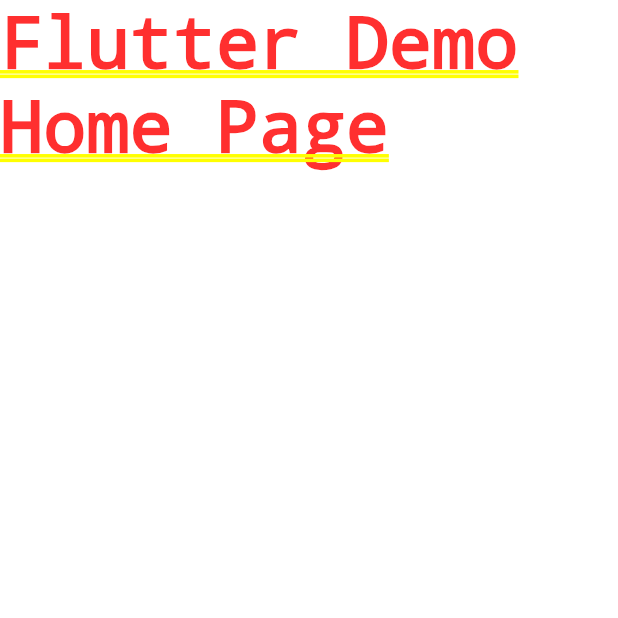
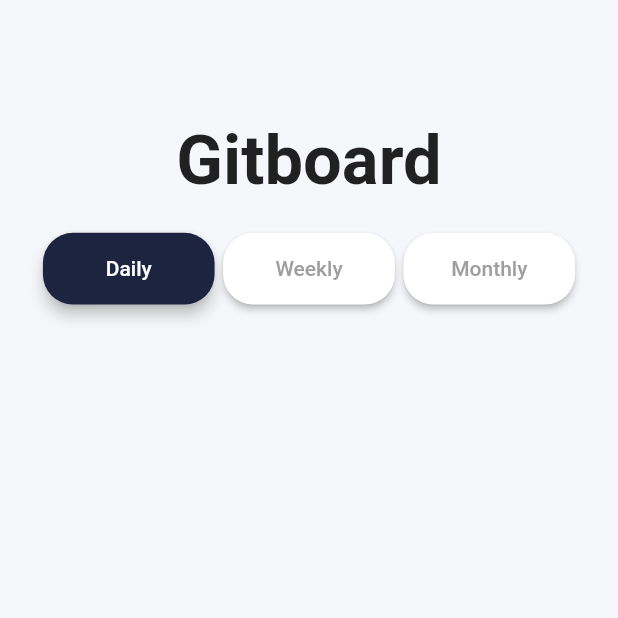
Before and after one commit to bhtri/flutter-github-trending, a Flutter app: the screen it shows after launch, on a phone screen of 412 x 824 dp, the top half of it. Run offline on Flutter 3.47's test engine with Material 2 defaults, Android fonts, the light colour scheme and no system bars; our stand-ins replace dio, flutter_screenutil, rxdart.

Commit message:
➕ ui
chart screen

```diff
--- a/lib/main.dart
+++ b/lib/main.dart
@@ -1,4 +1,5 @@
 import 'package:flutter/material.dart';
+import 'package:gittrend/screens/chart_screen.dart';
 
 void main() {
   runApp(MyApp());
@@ -9,11 +10,9 @@
   @override
   Widget build(BuildContext context) {
     return MaterialApp(
-      title: 'Flutter Demo',
-      theme: ThemeData(
-        primarySwatch: Colors.blue,
-      ),
-      home: Text('Flutter Demo Home Page'),
+      debugShowCheckedModeBanner: false,
+      title: 'Gitboard',
+      home: ChartScreen(),
     );
   }
 }
--- /dev/null
+++ b/lib/screens/chart_screen.dart
@@ -0,0 +1,49 @@
+import 'package:flutter/material.dart';
+import 'package:flutter_screenutil/flutter_screenutil.dart';
+import 'package:gittrend/widgets/group_button.dart';
+
+class ChartScreen extends StatelessWidget {
+  @override
+  Widget build(BuildContext context) {
+    ScreenUtil.init(
+        BoxConstraints(
+          maxWidth: MediaQuery.of(context).size.width,
+          maxHeight: MediaQuery.of(context).size.height,
+        ),
+        designSize: Size(360, 690),
+        orientation: Orientation.portrait);
+    return Scaffold(
+      backgroundColor: Color(0xfff6f7fa),
+      body: Column(
+        children: [
+          Container(
+            margin: EdgeInsets.only(top: ScreenUtil().setHeight(50)),
+            height: ScreenUtil().setHeight(80),
+            alignment: Alignment.center,
+            child: Text(
+              'Gitboard',
+              style: TextStyle(
+                fontSize: ScreenUtil().setSp(40),
+                fontWeight: FontWeight.bold,
+              ),
+            ),
+          ),
+          Container(
+            width: ScreenUtil().setWidth(310),
+            height: ScreenUtil().setHeight(40),
+            alignment: Alignment.center,
+            decoration: BoxDecoration(
+              color: Color(0xfff6f7fa),
+              borderRadius: BorderRadius.circular(20),
+            ),
+            child: GroupButton(
+              onPressed: (since) {
+                print(since.toString());
+              },
+            ),
+          ),
+        ],
+      ),
+    );
+  }
+}
--- /dev/null
+++ b/lib/widgets/group_button.dart
@@ -0,0 +1,110 @@
+import 'package:flutter/material.dart';
+import 'package:flutter_screenutil/flutter_screenutil.dart';
+import 'package:gittrend/models/chart_model.dart';
+
+class GroupButton extends StatefulWidget {
+  final void Function(Since) onPressed;
+
+  const GroupButton({Key? key, required this.onPressed}) : super(key: key);
+
+  @override
+  _GroupButtonState createState() => _GroupButtonState();
+}
+
+class _GroupButtonState extends State<GroupButton> {
+  int _selected = 0;
+  Color _selectedColor = Color(0xff1d2440);
+
+  @override
+  Widget build(BuildContext context) {
+    return Stack(
+      children: [
+        Positioned(
+          top: 0,
+          left: 0,
+          child: Container(
+            width: ScreenUtil().setWidth(100),
+            height: ScreenUtil().setHeight(40),
+            child: ElevatedButton(
+              autofocus: true,
+              child: Text(
+                'Daily',
+                style: TextStyle(
+                  color: _selected == 0 ? Colors.white : Colors.grey,
+                ),
+              ),
+              onPressed: () {
+                setState(() {
+                  _selected = 0;
+                  widget.onPressed(Since.daily);
+                });
+              },
+              style: ElevatedButton.styleFrom(
+                primary: _selected == 0 ? _selectedColor : Colors.white,
+                shape: RoundedRectangleBorder(
+                  borderRadius: BorderRadius.circular(20),
+                ),
+              ),
+            ),
+          ),
+        ),
+        Positioned(
+          top: 0,
+          left: ScreenUtil().setWidth(105),
+          child: Container(
+            width: ScreenUtil().setWidth(100),
+            height: ScreenUtil().setHeight(40),
+            child: ElevatedButton(
+              child: Text(
+                'Weekly',
+                style: TextStyle(
+                  color: _selected == 1 ? Colors.white : Colors.grey,
+                ),
+              ),
+              onPressed: () {
+                setState(() {
+                  _selected = 1;
+                  widget.onPressed(Since.weekly);
+                });
+              },
+              style: ElevatedButton.styleFrom(
+                primary: _selected == 1 ? _selectedColor : Colors.white,
+                shape: RoundedRectangleBorder(
+                  borderRadius: BorderRadius.circular(20),
+                ),
+              ),
+            ),
+          ),
+        ),
+        Positioned(
+          top: 0,
+          right: 0,
+          child: Container(
+            width: ScreenUtil().setWidth(100),
+            height: ScreenUtil().setHeight(40),
+            child: ElevatedButton(
+              child: Text(
+                'Monthly',
+                style: TextStyle(
+                  color: _selected == 2 ? Colors.white : Colors.grey,
+                ),
+              ),
+              onPressed: () {
+                setState(() {
+                  _selected = 2;
+                  widget.onPressed(Since.monthly);
+                });
+              },
+              style: ElevatedButton.styleFrom(
+                primary: _selected == 2 ? _selectedColor : Colors.white,
+                shape: RoundedRectangleBorder(
+                  borderRadius: BorderRadius.circular(20),
+                ),
+              ),
+            ),
+          ),
+        ),
+      ],
+    );
+  }
+}
```
